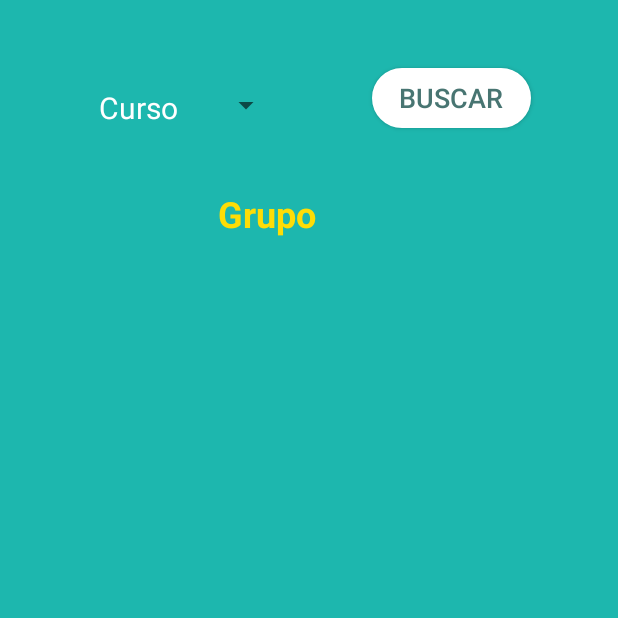
After one commit to sergiomunrui/Project1.1, an Android app: the GrupoAlumnosActivity screen opened directly, with no data from a screen before it, on a phone screen of 412 x 824 dp, the top half of it. The commit adds this screen. Run offline under Robolectric (Android 15) with nearby library versions, the phone set to English and light mode, and no system bars.

Commit message:
Añadida pantalla GrupoAlumnosActivity

```diff
--- a/app/src/main/java/com/sergio/project11/ConsultarActivity.java
+++ b/app/src/main/java/com/sergio/project11/ConsultarActivity.java
@@ -19,4 +19,10 @@ public class ConsultarActivity extends AppCompatActivity {
         Intent i = new Intent(this, DatosAlumnoActivity.class);
         startActivity(i);
     }
+
+    //Método para pasar a GrupoAlumnosActivity
+    public void GrupoAlumnos(View view){
+        Intent i = new Intent(this, GrupoAlumnosActivity.class);
+        startActivity(i);
+    }
 }
--- a/app/src/main/java/com/sergio/project11/DatabaseHelper.java
+++ b/app/src/main/java/com/sergio/project11/DatabaseHelper.java
@@ -28,6 +28,8 @@ public class DatabaseHelper extends SQLiteOpenHelper {
         db.execSQL("insert into asignatura (id_asig, nombre_asig) values (4, 'Inglés')");
         db.execSQL("insert into asignatura (id_asig, nombre_asig) values (5, 'Educación Física')");
 
+        //Inserción de alumnos de prueba para comprobar el funcionamiento de la aplicación
+
     }
 
     @Override
--- /dev/null
+++ b/app/src/main/java/com/sergio/project11/GrupoAlumnosActivity.java
@@ -0,0 +1,106 @@
+package com.sergio.project11;
+
+import android.database.Cursor;
+import android.database.sqlite.SQLiteDatabase;
+import android.support.v7.app.AppCompatActivity;
+import android.os.Bundle;
+import android.view.View;
+import android.widget.ArrayAdapter;
+import android.widget.Button;
+import android.widget.EditText;
+import android.widget.ListView;
+import android.widget.Spinner;
+import android.widget.TextView;
+
+import java.util.ArrayList;
+
+public class GrupoAlumnosActivity extends AppCompatActivity {
+    private Button btnConsultar;
+    private ListView listViewAlumnos;
+    private ArrayAdapter<String> arrayAdapter;
+    private ArrayList<String> alumnosList;
+    private ArrayAdapter<CharSequence> adapter;
+    private TextView tvGrupo;
+    private Spinner spGrupo;
+
+
+    @Override
+    protected void onCreate(Bundle savedInstanceState) {
+        super.onCreate(savedInstanceState);
+        setContentView(R.layout.activity_grupo_alumnos);
+
+        btnConsultar = findViewById(R.id.btnConsultarGrupo);
+        listViewAlumnos = findViewById(R.id.lvConsultarGrupo);
+        tvGrupo =findViewById(R.id.tvGrupo);
+        spGrupo =findViewById(R.id.spGrupo);
+
+        adapter = ArrayAdapter.createFromResource(
+                this, R.array.spinner_items, R.layout.spinner_item
+        );
+        adapter.setDropDownViewResource(R.layout.spinner_item);
+        spGrupo.setAdapter(adapter);
+
+        alumnosList = new ArrayList<>();
+        arrayAdapter = new ArrayAdapter<>(this, android.R.layout.simple_list_item_1, alumnosList);
+        listViewAlumnos.setAdapter(arrayAdapter);
+
+    }
+
+    public void consultarAlumnos(View view) {
+        // Limpiar la lista de alumnos y actualizar el adaptador
+        alumnosList.clear();
+        arrayAdapter.notifyDataSetChanged();
+
+        String grupo = spGrupo.getSelectedItem().toString();
+
+
+        // Aquí asumimos que ya tienes una clase para manejar la base de datos SQLite llamada DatabaseHelper
+        DatabaseHelper dbHelper = new DatabaseHelper(this);
+        SQLiteDatabase db = dbHelper.getReadableDatabase();
+
+        String[] projection = {
+                "id_al",
+                "nombre_al",
+                "apellidos_al",
+                "grupo"
+        };
+
+        String selection = "grupo = ?";
+        String[] selectionArgs = {grupo};
+
+        Cursor cursor = db.query(
+                "alumno",
+                projection,
+                selection,
+                selectionArgs,
+                null,
+                null,
+                "apellidos_al ASC, nombre_al ASC"
+        );
+
+        // Procesa los resultados de la consulta
+        if (cursor != null && cursor.moveToFirst()) {
+            do {
+                int id = cursor.getInt(0);
+                String nombre = cursor.getString(1);
+                String apellidos = cursor.getString(2);
+
+                // Agregar el nombre y apellidos del alumno a la lista y actualizar el adaptador
+                alumnosList.add(id + " - " + nombre + " " + apellidos);
+                arrayAdapter.notifyDataSetChanged();
+
+            } while (cursor.moveToNext());
+
+            cursor.close();
+            tvGrupo.setText("Grupo " + grupo);
+
+        }
+
+        db.close();
+        limpiar();
+    }
+
+    private void limpiar() {;
+        spGrupo.setSelection(0);
+    }
+}
--- a/app/src/main/java/com/sergio/project11/RegistrarActivity.java
+++ b/app/src/main/java/com/sergio/project11/RegistrarActivity.java
@@ -28,7 +28,7 @@ public class RegistrarActivity extends AppCompatActivity {
         etRegistrarTelefono=findViewById(R.id.etRegistrarTelefono);
         etRegistrarCorreo=findViewById(R.id.etRegistrarCorreo);
 
-        spCurso = findViewById(R.id.spTrimestre);
+        spCurso = findViewById(R.id.spCurso);
 
         adapter = ArrayAdapter.createFromResource(
                 this, R.array.spinner_items, R.layout.spinner_item);
--- a/app/src/main/java/com/sergio/project11/RegistrarNotasActivity.java
+++ b/app/src/main/java/com/sergio/project11/RegistrarNotasActivity.java
@@ -27,7 +27,7 @@ public class RegistrarNotasActivity extends AppCompatActivity {
         etNota=findViewById(R.id.etNota);
 
         spAsignatura = findViewById(R.id.spAsignatura);
-        spTrimestre = findViewById(R.id.spTrimestre);
+        spTrimestre = findViewById(R.id.spCurso);
 
 
         adapterAsignatura = ArrayAdapter.createFromResource(
--- /dev/null
+++ b/app/src/main/res/drawable/bg_ripple.xml
@@ -0,0 +1,9 @@
+<?xml version="1.0" encoding="utf-8"?>
+<shape xmlns:android="http://schemas.android.com/apk/res/android">
+
+    <corners android:radius="150dp"/>
+    <stroke android:color="@color/white"
+        android:width="5px" />
+    <solid android:color="@color/white"/>
+
+</shape>
--- /dev/null
+++ b/app/src/main/res/drawable/boton2.xml
@@ -0,0 +1,7 @@
+<?xml version="1.0" encoding="utf-8"?>
+<ripple xmlns:android="http://schemas.android.com/apk/res/android"
+    android:color="#E5FCFB">
+
+    <item android:drawable="@drawable/bg_ripple"/>
+
+</ripple>
--- /dev/null
+++ b/app/src/main/res/drawable/txt_boton2.xml
@@ -0,0 +1,7 @@
+<?xml version="1.0" encoding="utf-8"?>
+<selector xmlns:android="http://schemas.android.com/apk/res/android">
+
+    <item android:color="#487572" android:state_pressed="false"/>
+    <item android:color="#1DB7AE" android:state_pressed="true"/>
+
+</selector>
--- a/app/src/main/res/layout/activity_consultar.xml
+++ b/app/src/main/res/layout/activity_consultar.xml
@@ -70,6 +70,7 @@
             android:layout_width="100dp"
             android:layout_height="100dp"
             android:layout_marginTop="56dp"
+            android:onClick="GrupoAlumnos"
             app:layout_constraintEnd_toEndOf="parent"
             app:layout_constraintStart_toStartOf="parent"
             app:layout_constraintTop_toBottomOf="@+id/textView3"
--- /dev/null
+++ b/app/src/main/res/layout/activity_grupo_alumnos.xml
@@ -0,0 +1,55 @@
+<?xml version="1.0" encoding="utf-8"?>
+<android.support.constraint.ConstraintLayout xmlns:android="http://schemas.android.com/apk/res/android"
+    xmlns:app="http://schemas.android.com/apk/res-auto"
+    xmlns:tools="http://schemas.android.com/tools"
+    android:layout_width="match_parent"
+    android:layout_height="match_parent"
+    android:background="#1DB7AE"
+    tools:context=".GrupoAlumnosActivity">
+
+    <Button
+        android:id="@+id/btnConsultarGrupo"
+        android:layout_width="106dp"
+        android:layout_height="40dp"
+        android:layout_marginStart="60dp"
+        android:layout_marginTop="45dp"
+        android:background="@drawable/boton2"
+        android:onClick="consultarAlumnos"
+        android:text="@string/btnBuscar"
+        android:textColor="@drawable/txt_boton2"
+        android:textSize="18sp"
+        app:layout_constraintStart_toEndOf="@+id/spGrupo"
+        app:layout_constraintTop_toTopOf="parent" />
+
+    <ListView
+        android:id="@+id/lvConsultarGrupo"
+        android:layout_width="365dp"
+        android:layout_height="546dp"
+        android:layout_marginTop="8dp"
+        app:layout_constraintEnd_toEndOf="parent"
+        app:layout_constraintStart_toStartOf="parent"
+        app:layout_constraintTop_toBottomOf="@+id/tvGrupo" />
+
+    <TextView
+        android:id="@+id/tvGrupo"
+        android:layout_width="120dp"
+        android:layout_height="35dp"
+        android:layout_marginTop="26dp"
+        android:text="@string/tvGrupo"
+        android:textColor="#FEDD06"
+        android:textSize="24sp"
+        android:textStyle="bold"
+        app:layout_constraintEnd_toEndOf="parent"
+        app:layout_constraintHorizontal_bias="0.498"
+        app:layout_constraintStart_toStartOf="parent"
+        app:layout_constraintTop_toBottomOf="@+id/spGrupo" />
+
+    <Spinner
+        android:id="@+id/spGrupo"
+        android:layout_width="140dp"
+        android:layout_height="60dp"
+        android:layout_marginStart="48dp"
+        android:layout_marginTop="40dp"
+        app:layout_constraintStart_toStartOf="parent"
+        app:layout_constraintTop_toTopOf="parent" />
+</android.support.constraint.ConstraintLayout>
--- a/app/src/main/res/values/strings.xml
+++ b/app/src/main/res/values/strings.xml
@@ -63,5 +63,7 @@
     <string name="tvCabecera1">1T</string>
     <string name="tvCabecera2">2T</string>
     <string name="tvCabecera3">3T</string>
+    <string name="btnBuscar">Buscar</string>
+    <string name="tvGrupo">Grupo</string>
 
 </resources>
```
Also changed, not shown: app/src/main/AndroidManifest.xml (+7 -0 lines), app/src/main/res/drawable/boton.xml (added, +9 -0 lines), app/src/main/res/drawable/boton_confirmacion.xml (added, +24 -0 lines), app/src/main/res/drawable/txt_boton.xml (added, +7 -0 lines), app/src/main/res/layout/activity_datos_alumno.xml (+14 -4 lines), app/src/main/res/layout/activity_eliminar.xml (+21 -11 lines), app/src/main/res/layout/activity_registrar.xml (+6 -2 lines), app/src/main/res/layout/activity_registrar_notas.xml (+29 -15 lines).
